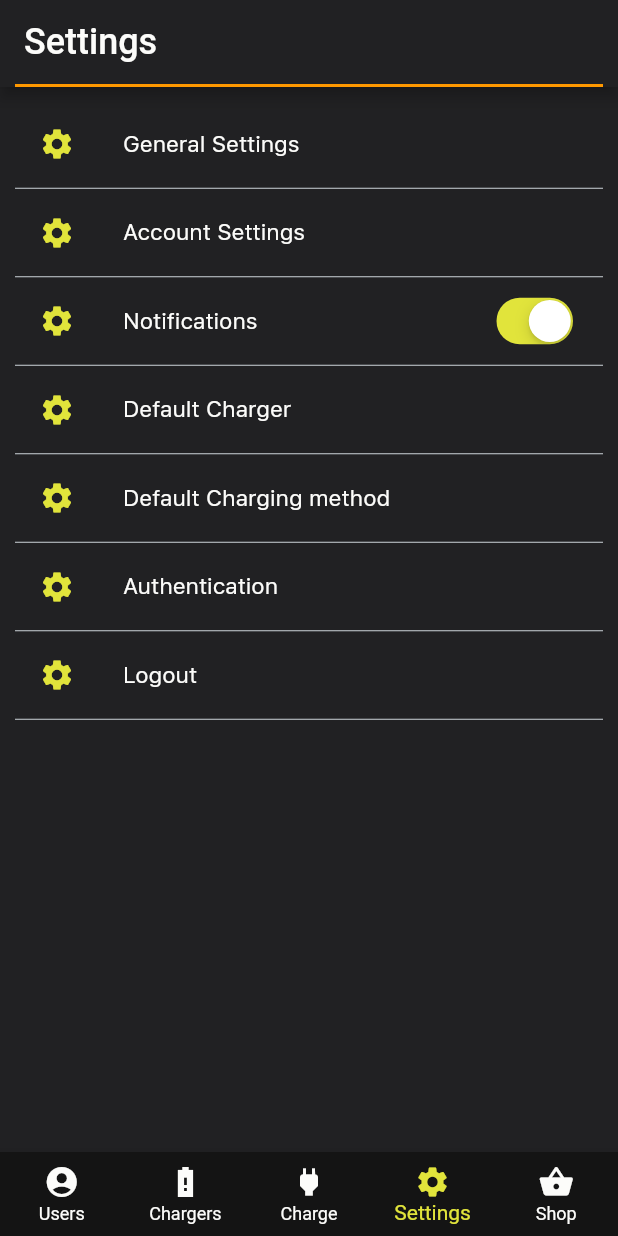
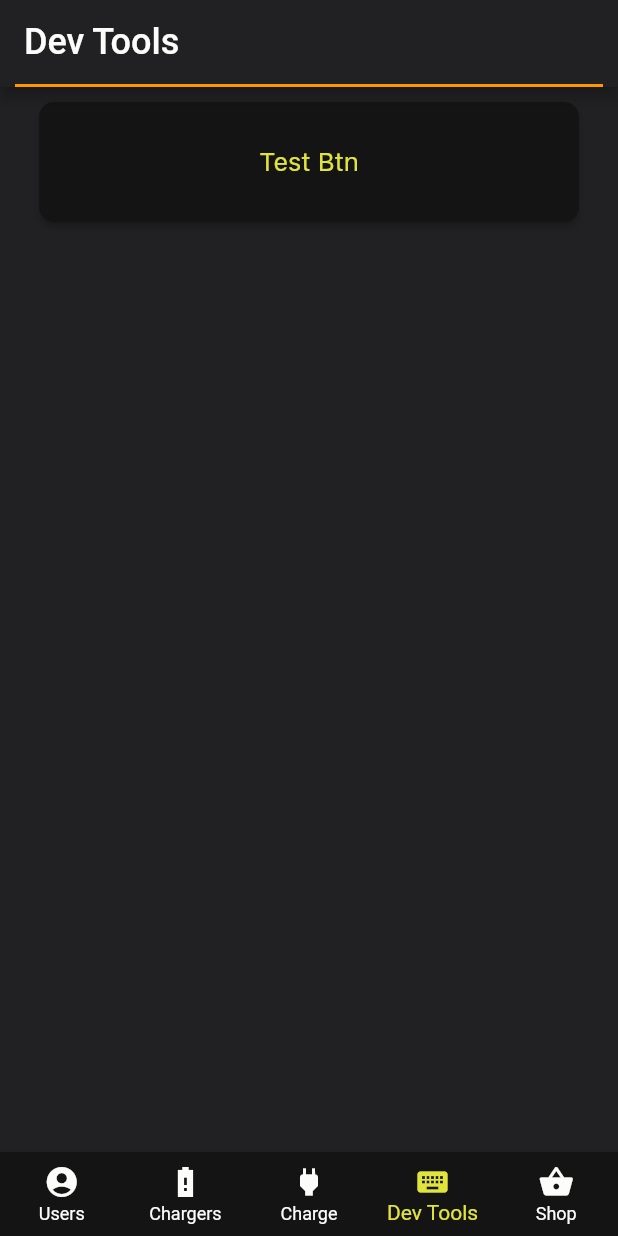
Before and after one commit to JUREXT/GL_Charger_App, a Flutter app: the TabsScreenHolder screen opened directly, item 4 of the bottom bar chosen, on a phone screen of 412 x 824 dp. Run offline on Flutter 3.47's test engine with Material 2 defaults, Android fonts, the phone set to English and light mode, and no system bars; our stand-ins replace cached_network_image, connectivity, flutter_icons, flutter_spinkit, shared_preferences; missing offline and left inert: circle_button, ez_localization; accounts and stored records are empty.

Commit message:
Created dev tools screen for testing, and created seperate custom button.

```diff
--- a/lib/main.dart
+++ b/lib/main.dart
@@ -72,3 +72,4 @@ class _MyAppState extends State<MyApp> {
 // https://fluttercorner.com/how-to-create-rounded-button-with-border-radius-in-flutter/
 // https://educity.app/flutter/create-a-button-with-border-radius
 // https://flutter.dev/docs/cookbook/gestures/ripples // https://medium.com/@yuvrajpandey24/working-with-raised-button-in-flutter-6f5c0f71aab3
+// https://pub.dev/packages/tap_debouncer
--- /dev/null
+++ b/lib/screens/dev_tools_screen.dart
@@ -0,0 +1,56 @@
+import 'package:flutter/material.dart';
+import 'package:gl_charge_app/utils/constants.dart';
+import 'package:gl_charge_app/widgets/appBar1.dart';
+import 'package:gl_charge_app/widgets/appCustomButton1.dart';
+import 'package:gl_charge_app/widgets/appSimpleSnackBar.dart';
+import 'package:gl_charge_app/widgets/appText.dart';
+import 'package:url_launcher/url_launcher.dart';
+import 'package:connectivity/connectivity.dart';
+
+class DevToolsScreen extends StatefulWidget {
+  @override
+  _ShopScreen createState() => _ShopScreen();
+}
+
+class _ShopScreen extends State<DevToolsScreen> {
+  var networkSubscription;
+  var connectionResult;
+
+  @override
+  initState() {
+    super.initState();
+    networkSubscription = Connectivity()
+        .onConnectivityChanged
+        .listen((ConnectivityResult result) {
+      print("Current network status: " + result.toString());
+      setState(() => connectionResult = result);
+    });
+  }
+
+  @override
+  Widget build(BuildContext context) {
+    return Scaffold(
+      appBar: appBar1("Dev Tools"),
+      backgroundColor: Constants.ColorLightGrey,
+      body: Padding(
+        padding: EdgeInsets.all(10.0),
+        child: ListView(
+          children: <Widget>[
+
+            AppCustomButton1(text: "Test Btn", onPressed: () {
+              appSimpleSnackBar(context, "Test");
+            }),
+
+          ],
+        ),
+      ),
+    );
+  }
+
+
+  @override
+  dispose() {
+    super.dispose();
+    networkSubscription.cancel();
+  }
+}
--- a/lib/screens/tabs_screen_holder.dart
+++ b/lib/screens/tabs_screen_holder.dart
@@ -1,5 +1,6 @@
 import 'dart:developer';
 import 'package:flutter/material.dart';
+import 'package:gl_charge_app/screens/dev_tools_screen.dart';
 import 'package:gl_charge_app/screens/settings_screen.dart';
 import 'package:gl_charge_app/screens/shop_screen.dart';
 import 'package:gl_charge_app/screens/user_list_screen.dart';
@@ -53,9 +54,13 @@ class _TabsScreenHolderState extends State<TabsScreenHolder> {
             icon: Icon(Icons.power),
             label: "Charge",
           ),
+          // BottomNavigationBarItem(
+          //   icon: Icon(Icons.settings),
+          //   label: "Settings",
+          // ),
           BottomNavigationBarItem(
-            icon: Icon(Icons.settings),
-            label: "Settings",
+            icon: Icon(Icons.keyboard),
+            label: "Dev Tools",
           ),
           BottomNavigationBarItem(
             icon: Icon(Icons.shopping_basket),
@@ -74,7 +79,8 @@ class _TabsScreenHolderState extends State<TabsScreenHolder> {
           UserListScreen(),
           ChargersScreen(),
           ChargeScreen(),
-          SettingScreen(),
+          //SettingScreen(),
+          DevToolsScreen(),
           ShopScreen()
         ],
       ),
--- /dev/null
+++ b/lib/widgets/appCustomButton1.dart
@@ -0,0 +1,27 @@
+import 'package:flutter/foundation.dart';
+import 'package:flutter/material.dart';
+import 'package:gl_charge_app/utils/constants.dart';
+
+import 'appText.dart';
+
+class AppCustomButton1 extends StatelessWidget {
+
+  final GestureTapCallback onPressed;
+  final String text;
+  AppCustomButton1({@required this.onPressed, @required this.text});
+
+  @override
+  Widget build(BuildContext context) {
+    return Container(
+      margin: EdgeInsets.only(left: 16, right: 16),
+      width: double.infinity,
+      height: 80,
+      child: RaisedButton(
+        child: appText(text, 17.0,  Constants.ColorYellow, TextDecoration.none),
+        color: Constants.ColorBlack,
+        shape: RoundedRectangleBorder(borderRadius: BorderRadius.circular(10)),
+        onPressed: onPressed,
+      ),
+    );
+  }
+}
```
